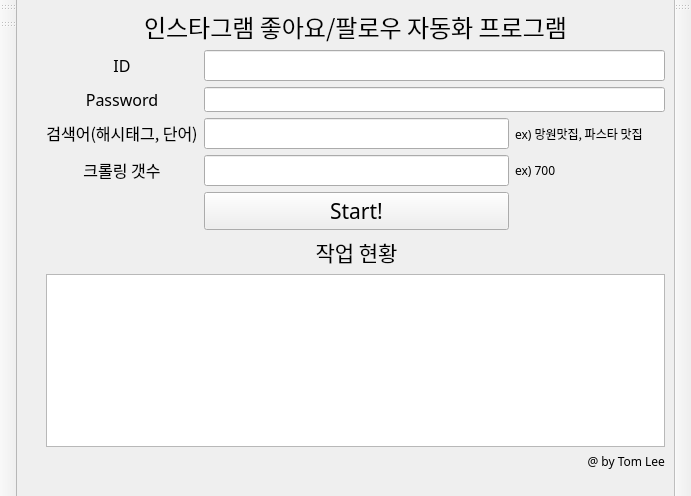
Old version of the form InstagramCroller_standard/main_window.ui in the repository TomLee9903/TomLee9903.
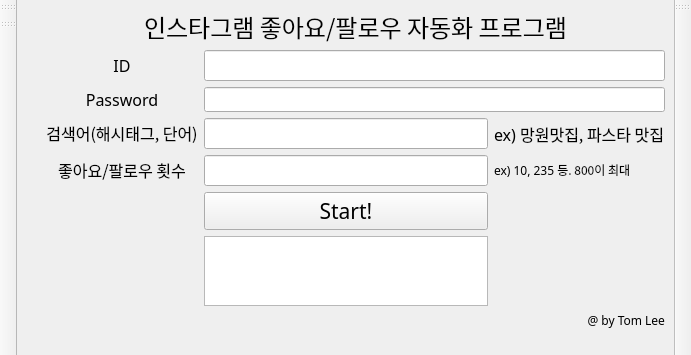
New version of the form. Icons and pictures are not drawn.

Commit message: [Standard] InstagramCrawller_Standard verion 완성본 업로드

```diff
--- a/InstagramCroller_standard/main_window.ui
+++ b/InstagramCroller_standard/main_window.ui
@@ -7,7 +7,7 @@
     <x>0</x>
     <y>0</y>
     <width>691</width>
-    <height>496</height>
+    <height>284</height>
    </rect>
   </property>
   <property name="font">
@@ -28,6 +28,19 @@
    <layout class="QGridLayout" name="gridLayout_3">
     <item row="0" column="0">
      <layout class="QGridLayout" name="gridLayout_2">
+      <item row="2" column="1">
+       <spacer name="horizontalSpacer">
+        <property name="orientation">
+         <enum>Qt::Horizontal</enum>
+        </property>
+        <property name="sizeHint" stdset="0">
+         <size>
+          <width>498</width>
+          <height>17</height>
+         </size>
+        </property>
+       </spacer>
+      </item>
       <item row="0" column="0">
        <spacer name="verticalSpacer">
         <property name="orientation">
@@ -41,19 +54,6 @@
         </property>
        </spacer>
       </item>
-      <item row="1" column="1">
-       <spacer name="horizontalSpacer">
-        <property name="orientation">
-         <enum>Qt::Horizontal</enum>
-        </property>
-        <property name="sizeHint" stdset="0">
-         <size>
-          <width>498</width>
-          <height>17</height>
-         </size>
-        </property>
-       </spacer>
-      </item>
       <item row="0" column="1">
        <layout class="QGridLayout" name="gridLayout">
         <item row="2" column="0">
@@ -71,6 +71,36 @@
           </property>
          </widget>
         </item>
+        <item row="3" column="0">
+         <widget class="QLabel" name="search_label">
+          <property name="font">
+           <font>
+            <family>휴먼옛체</family>
+            <pointsize>12</pointsize>
+            <weight>50</weight>
+            <bold>false</bold>
+           </font>
+          </property>
+          <property name="text">
+           <string>&lt;html&gt;&lt;head/&gt;&lt;body&gt;&lt;p align=&quot;center&quot;&gt;검색어(해시태그, 단어)&lt;/p&gt;&lt;/body&gt;&lt;/html&gt;</string>
+          </property>
+         </widget>
+        </item>
+        <item row="1" column="0">
+         <widget class="QLabel" name="id_label">
+          <property name="font">
+           <font>
+            <family>휴먼옛체</family>
+            <pointsize>12</pointsize>
+            <weight>50</weight>
+            <bold>false</bold>
+           </font>
+          </property>
+          <property name="text">
+           <string>&lt;html&gt;&lt;head/&gt;&lt;body&gt;&lt;p align=&quot;center&quot;&gt;ID&lt;/p&gt;&lt;/body&gt;&lt;/html&gt;</string>
+          </property>
+         </widget>
+        </item>
         <item row="4" column="0">
          <widget class="QLabel" name="cycle_label">
           <property name="font">
@@ -82,49 +112,7 @@
            </font>
           </property>
           <property name="text">
-           <string>&lt;html&gt;&lt;head/&gt;&lt;body&gt;&lt;p align=&quot;center&quot;&gt;크롤링 갯수&lt;/p&gt;&lt;/body&gt;&lt;/html&gt;</string>
-          </property>
-         </widget>
-        </item>
-        <item row="9" column="0" colspan="4">
-         <widget class="QTextBrowser" name="textBrowser">
-          <property name="font">
-           <font>
-            <family>휴먼옛체</family>
-            <pointsize>12</pointsize>
-            <weight>50</weight>
-            <bold>false</bold>
-           </font>
-          </property>
-         </widget>
-        </item>
-        <item row="3" column="3">
-         <widget class="QLabel" name="label">
-          <property name="font">
-           <font>
-            <family>휴먼옛체</family>
-            <pointsize>9</pointsize>
-            <weight>50</weight>
-            <bold>false</bold>
-           </font>
-          </property>
-          <property name="text">
-           <string>ex) 망원맛집, 파스타 맛집</string>
-          </property>
-         </widget>
-        </item>
-        <item row="12" column="3">
-         <widget class="QLabel" name="label_5">
-          <property name="font">
-           <font>
-            <family>휴먼옛체</family>
-            <pointsize>9</pointsize>
-            <weight>50</weight>
-            <bold>false</bold>
-           </font>
-          </property>
-          <property name="text">
-           <string>&lt;html&gt;&lt;head/&gt;&lt;body&gt;&lt;p align=&quot;right&quot;&gt;@ by Tom Lee&lt;/p&gt;&lt;/body&gt;&lt;/html&gt;</string>
+           <string>&lt;html&gt;&lt;head/&gt;&lt;body&gt;&lt;p align=&quot;center&quot;&gt;좋아요/팔로우 횟수&lt;/p&gt;&lt;/body&gt;&lt;/html&gt;</string>
           </property>
          </widget>
         </item>
@@ -140,6 +128,24 @@
           </property>
          </widget>
         </item>
+        <item row="4" column="1" colspan="2">
+         <widget class="QLineEdit" name="input_cnt">
+          <property name="font">
+           <font>
+            <family>휴먼옛체</family>
+            <pointsize>12</pointsize>
+            <weight>50</weight>
+            <bold>false</bold>
+           </font>
+          </property>
+          <property name="focusPolicy">
+           <enum>Qt::StrongFocus</enum>
+          </property>
+          <property name="echoMode">
+           <enum>QLineEdit::Normal</enum>
+          </property>
+         </widget>
+        </item>
         <item row="3" column="1" colspan="2">
          <widget class="QLineEdit" name="input_search">
           <property name="font">
@@ -169,55 +175,7 @@
            </font>
           </property>
           <property name="text">
-           <string>&lt;html&gt;&lt;head/&gt;&lt;body&gt;&lt;p&gt;ex) 700&lt;/p&gt;&lt;/body&gt;&lt;/html&gt;</string>
-          </property>
-         </widget>
-        </item>
-        <item row="3" column="0">
-         <widget class="QLabel" name="search_label">
-          <property name="font">
-           <font>
-            <family>휴먼옛체</family>
-            <pointsize>12</pointsize>
-            <weight>50</weight>
-            <bold>false</bold>
-           </font>
-          </property>
-          <property name="text">
-           <string>&lt;html&gt;&lt;head/&gt;&lt;body&gt;&lt;p align=&quot;center&quot;&gt;검색어(해시태그, 단어)&lt;/p&gt;&lt;/body&gt;&lt;/html&gt;</string>
-          </property>
-         </widget>
-        </item>
-        <item row="4" column="1" colspan="2">
-         <widget class="QLineEdit" name="input_cnt">
-          <property name="font">
-           <font>
-            <family>휴먼옛체</family>
-            <pointsize>12</pointsize>
-            <weight>50</weight>
-            <bold>false</bold>
-           </font>
-          </property>
-          <property name="focusPolicy">
-           <enum>Qt::StrongFocus</enum>
-          </property>
-          <property name="echoMode">
-           <enum>QLineEdit::Normal</enum>
-          </property>
-         </widget>
-        </item>
-        <item row="1" column="0">
-         <widget class="QLabel" name="id_label">
-          <property name="font">
-           <font>
-            <family>휴먼옛체</family>
-            <pointsize>12</pointsize>
-            <weight>50</weight>
-            <bold>false</bold>
-           </font>
-          </property>
-          <property name="text">
-           <string>&lt;html&gt;&lt;head/&gt;&lt;body&gt;&lt;p align=&quot;center&quot;&gt;ID&lt;/p&gt;&lt;/body&gt;&lt;/html&gt;</string>
+           <string>&lt;html&gt;&lt;head/&gt;&lt;body&gt;&lt;p&gt;ex) 10, 235 등. 800이 최대&lt;/p&gt;&lt;/body&gt;&lt;/html&gt;</string>
           </property>
          </widget>
         </item>
@@ -236,21 +194,6 @@
           </property>
          </widget>
         </item>
-        <item row="7" column="1" colspan="2">
-         <widget class="QLabel" name="label_4">
-          <property name="font">
-           <font>
-            <family>휴먼옛체</family>
-            <pointsize>16</pointsize>
-            <weight>50</weight>
-            <bold>false</bold>
-           </font>
-          </property>
-          <property name="text">
-           <string>&lt;html&gt;&lt;head/&gt;&lt;body&gt;&lt;p align=&quot;center&quot;&gt;작업 현황&lt;/p&gt;&lt;/body&gt;&lt;/html&gt;</string>
-          </property>
-         </widget>
-        </item>
         <item row="2" column="1" colspan="3">
          <widget class="QLineEdit" name="input_pw">
           <property name="font">
@@ -269,6 +212,21 @@
           </property>
          </widget>
         </item>
+        <item row="3" column="3">
+         <widget class="QLabel" name="label">
+          <property name="font">
+           <font>
+            <family>휴먼옛체</family>
+            <pointsize>12</pointsize>
+            <weight>50</weight>
+            <bold>false</bold>
+           </font>
+          </property>
+          <property name="text">
+           <string>ex) 망원맛집, 파스타 맛집</string>
+          </property>
+         </widget>
+        </item>
         <item row="6" column="1" colspan="2">
          <widget class="QPushButton" name="start_btn">
           <property name="font">
@@ -284,8 +242,33 @@
           </property>
          </widget>
         </item>
+        <item row="10" column="1" colspan="2">
+         <widget class="QTextBrowser" name="textBrowser">
+          <property name="font">
+           <font>
+            <family>휴먼옛체</family>
+            <pointsize>9</pointsize>
+           </font>
+          </property>
+         </widget>
+        </item>
        </layout>
       </item>
+      <item row="1" column="1">
+       <widget class="QLabel" name="label_5">
+        <property name="font">
+         <font>
+          <family>휴먼옛체</family>
+          <pointsize>9</pointsize>
+          <weight>50</weight>
+          <bold>false</bold>
+         </font>
+        </property>
+        <property name="text">
+         <string>&lt;html&gt;&lt;head/&gt;&lt;body&gt;&lt;p align=&quot;right&quot;&gt;@ by Tom Lee&lt;/p&gt;&lt;/body&gt;&lt;/html&gt;</string>
+        </property>
+       </widget>
+      </item>
      </layout>
     </item>
    </layout>
```
Left out of the diff: 1 changed line with no effect on the pictures. The commit also changes 1 other file.
